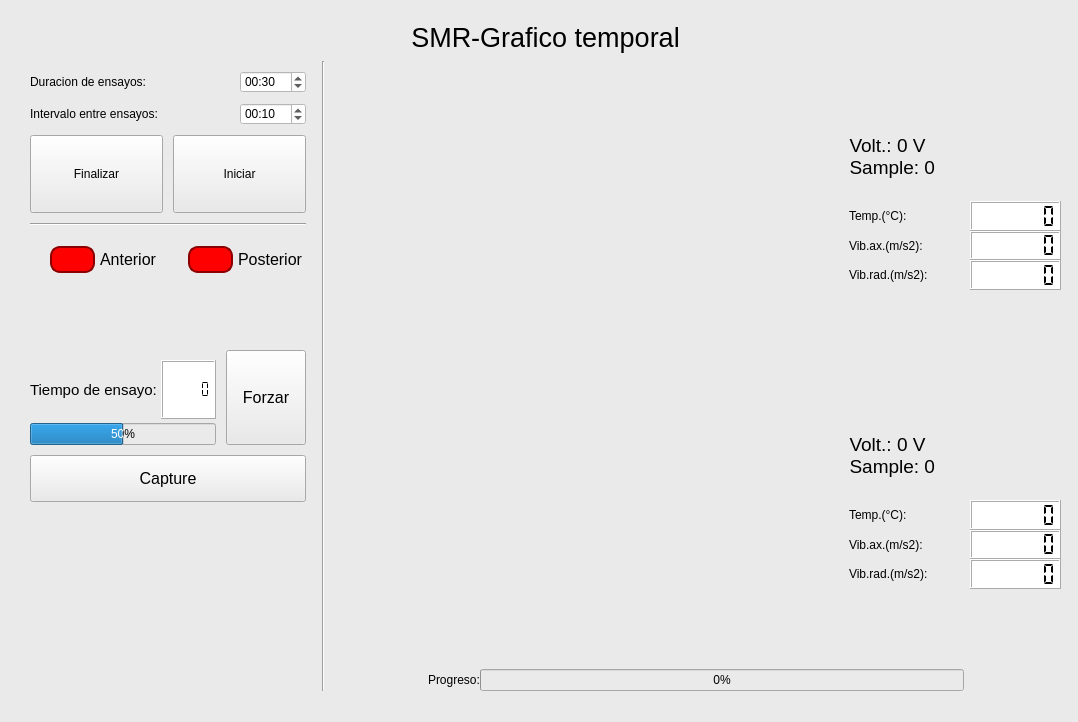
nvargas24/Sistema_medicion_de_rodamientos-SMR, file ProyectoSMR-Test/Grafico_temporal/menu_v2.ui: the form before one commit.
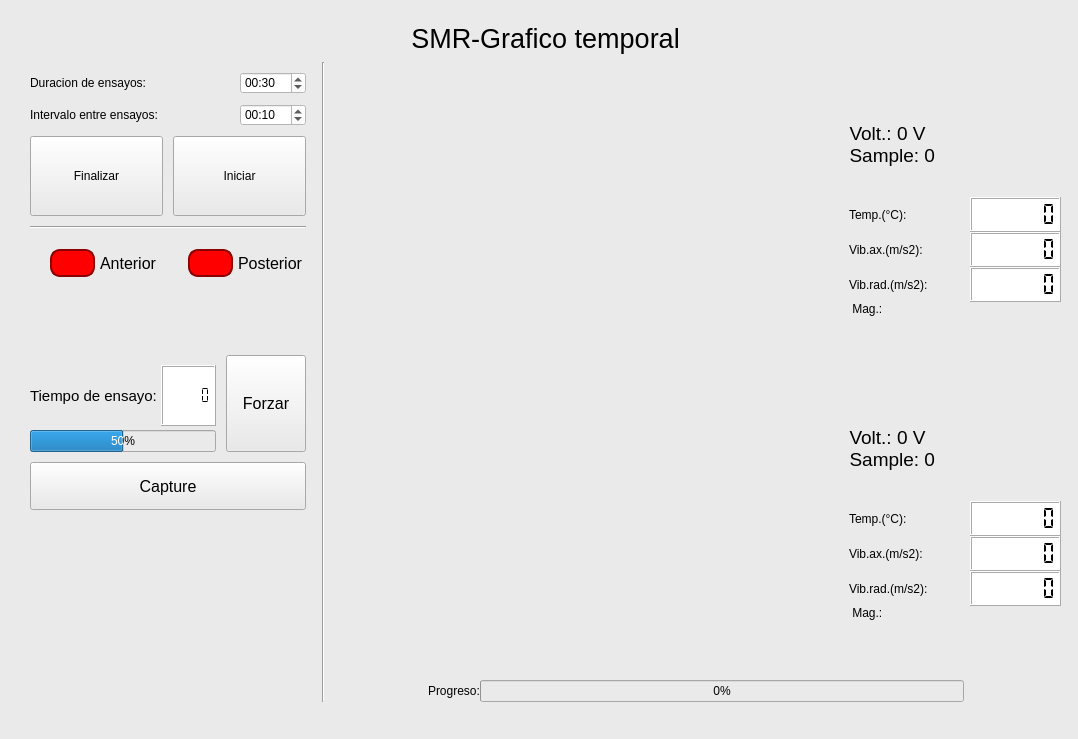
The form after the commit.

Patch:
```diff
--- a/ProyectoSMR-Test/Grafico_temporal/menu_v2.ui
+++ b/ProyectoSMR-Test/Grafico_temporal/menu_v2.ui
@@ -7,7 +7,7 @@
     <x>0</x>
     <y>0</y>
     <width>1078</width>
-    <height>722</height>
+    <height>739</height>
    </rect>
   </property>
   <property name="windowTitle">
@@ -23,7 +23,7 @@
       <x>30</x>
       <y>20</y>
       <width>1031</width>
-      <height>671</height>
+      <height>682</height>
      </rect>
     </property>
     <layout class="QVBoxLayout" name="verticalLayout_9" stretch="1,18">
@@ -550,18 +550,18 @@
             <layout class="QVBoxLayout" name="samples_ant"/>
            </item>
            <item>
-            <layout class="QVBoxLayout" name="meas_ant">
+            <layout class="QVBoxLayout" name="meas_ant" stretch="2,2,0">
              <property name="leftMargin">
               <number>5</number>
              </property>
              <property name="topMargin">
-              <number>50</number>
+              <number>30</number>
              </property>
              <property name="rightMargin">
               <number>0</number>
              </property>
              <property name="bottomMargin">
-              <number>70</number>
+              <number>50</number>
              </property>
              <item>
               <widget class="QLabel" name="value_volt_ant">
@@ -712,6 +712,22 @@
                </item>
               </layout>
              </item>
+             <item>
+              <widget class="QLabel" name="mag_ant">
+               <property name="sizePolicy">
+                <sizepolicy hsizetype="Expanding" vsizetype="Expanding">
+                 <horstretch>0</horstretch>
+                 <verstretch>0</verstretch>
+                </sizepolicy>
+               </property>
+               <property name="styleSheet">
+                <string notr="true">font: 11pt &quot;MS Shell Dlg 2&quot;;</string>
+               </property>
+               <property name="text">
+                <string>    Mag.:</string>
+               </property>
+              </widget>
+             </item>
             </layout>
            </item>
           </layout>
@@ -725,15 +741,15 @@
             <layout class="QVBoxLayout" name="samples_pos"/>
            </item>
            <item>
-            <layout class="QVBoxLayout" name="meas_pos">
+            <layout class="QVBoxLayout" name="meas_pos" stretch="2,2,0">
              <property name="leftMargin">
               <number>5</number>
              </property>
              <property name="topMargin">
-              <number>50</number>
+              <number>30</number>
              </property>
              <property name="bottomMargin">
-              <number>70</number>
+              <number>50</number>
              </property>
              <item>
               <widget class="QLabel" name="value_volt_pos">
@@ -878,6 +894,22 @@
                </item>
               </layout>
              </item>
+             <item>
+              <widget class="QLabel" name="mag_pos">
+               <property name="sizePolicy">
+                <sizepolicy hsizetype="Expanding" vsizetype="Expanding">
+                 <horstretch>0</horstretch>
+                 <verstretch>0</verstretch>
+                </sizepolicy>
+               </property>
+               <property name="styleSheet">
+                <string notr="true">font: 11pt &quot;MS Shell Dlg 2&quot;;</string>
+               </property>
+               <property name="text">
+                <string>    Mag.:</string>
+               </property>
+              </widget>
+             </item>
             </layout>
            </item>
           </layout>
```
Left out of the diff: 4 changed lines with no effect on the pictures.
